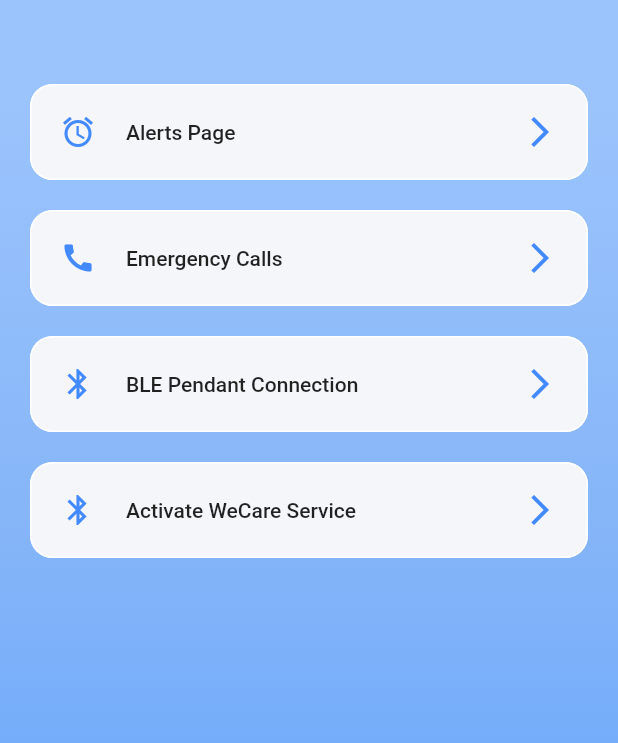
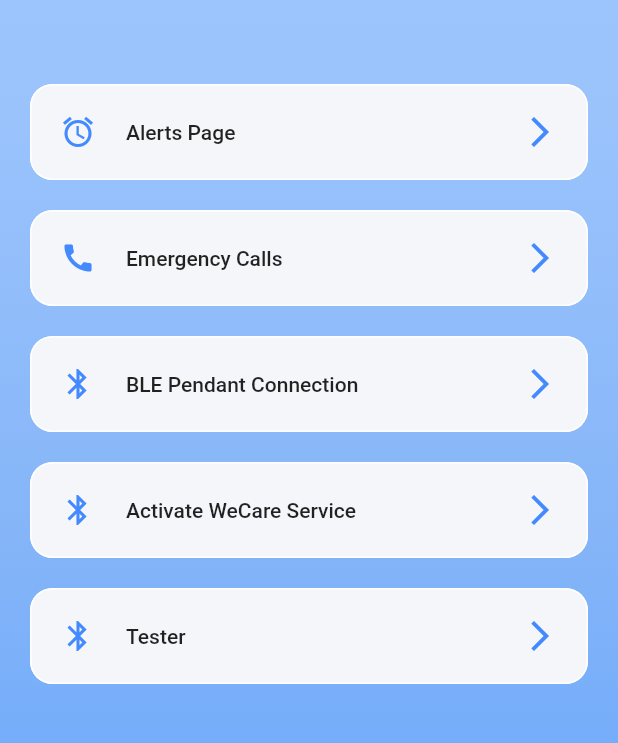
Before and after one commit to NguyenMartinV/PA32_alt, a Flutter app: the DevicesHome screen opened directly, on a phone screen of 412 x 824 dp, the part 291-1034 px from its top. Run offline on Flutter 3.47's test engine with Material 2 defaults, Android fonts, the phone set to English and light mode, and no system bars; our stand-ins replace date_format, dio, expandable, fluro, flutter_blue, flutter_easyloading and 9 more; missing offline and left inert: custom_info_window, flutter_phone_direct_caller, flutter_pickers, flutter_sms, scan; accounts and stored records are empty; network calls fail.

Commit message:
demo v 1.1

```diff
--- a/pa32flutter/lib/Sign/login.dart
+++ b/pa32flutter/lib/Sign/login.dart
@@ -27,7 +27,7 @@ class _LoginPageState extends State<LoginPage> {
   var phoneController = TextEditingController();
   var pwdController = TextEditingController();
   List myCountryList = [];
-  String countryCodeText = '1';
+  String countryCodeText = '86';
 
   _login(String phone, String password,int timeZoneOffset) async {
     DioManager().post(
--- a/pa32flutter/lib/devices.dart
+++ b/pa32flutter/lib/devices.dart
@@ -6,6 +6,10 @@ import 'package:pa32/profile/component/body.dart';
 
 import 'about/about_page.dart';
 import 'bluetooth/bluetoothDevice.dart';
+import 'component/common_toast.dart';
+import 'http/DioManager.dart';
+import 'http/bean/my_cares_customer_detail_entity.dart';
+import 'http/config/BaseConfig.dart';
 
 
 
@@ -139,6 +143,13 @@ class _DevicesHomeState extends State<DevicesHome> {
                   );
                 },
               ),
+              ProfileMenu(
+                icon: Icons.bluetooth,
+                text: "Tester",
+                press: () {
+
+                },
+              ),
 
             ],
           ),
--- a/pa32flutter/lib/home/myHomeMap.dart
+++ b/pa32flutter/lib/home/myHomeMap.dart
@@ -738,6 +738,7 @@ class _MyHomeMapPage extends State<MyHomeMap> {
                             );
                           }
                           if (index == 4) {
+
                             Navigator.pushNamed(
                               context,
                               "/AboutPage",
```
Also changed, not shown: pa32flutter/lib/CareTakerHomePage.dart (+49 -1 lines).
